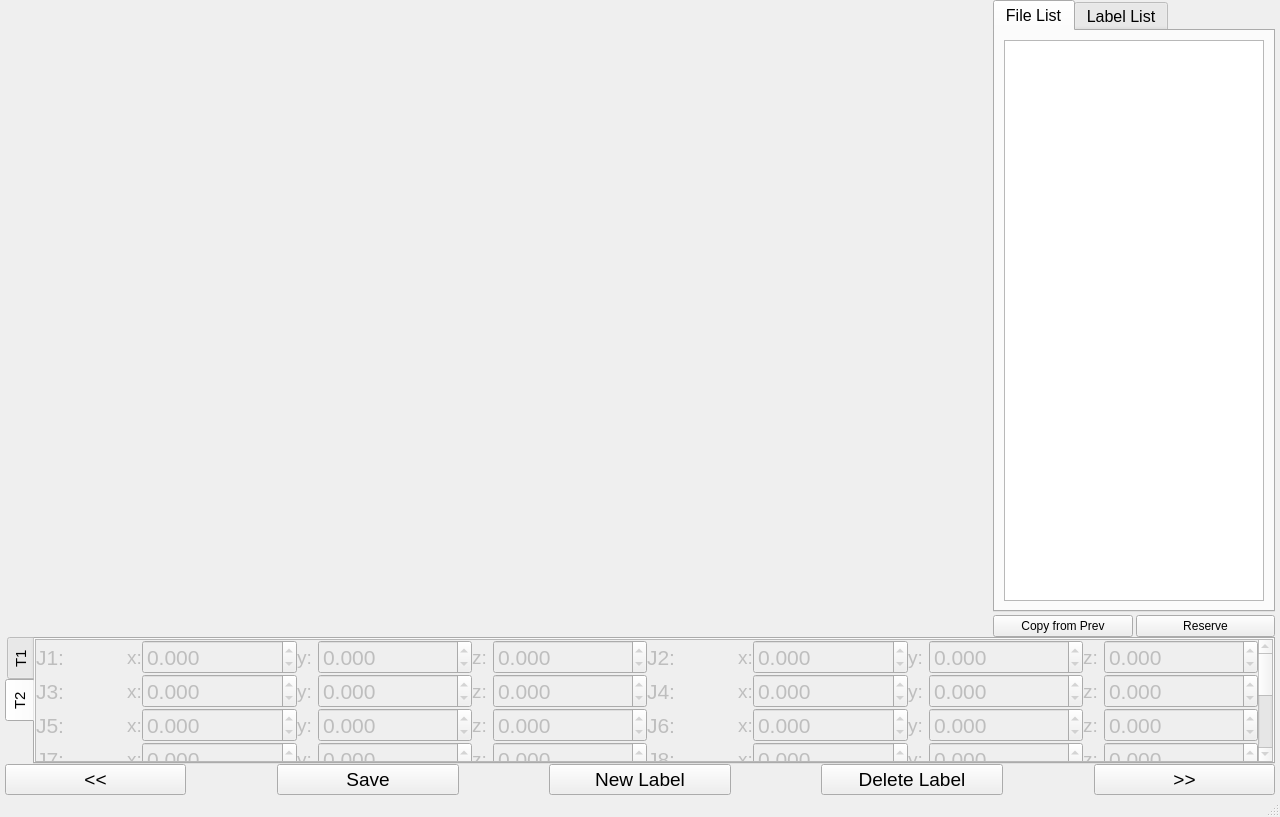
Old version of the form pcl_labeller.ui in the repository lesterlo/PointCloud-Object-Labeller.
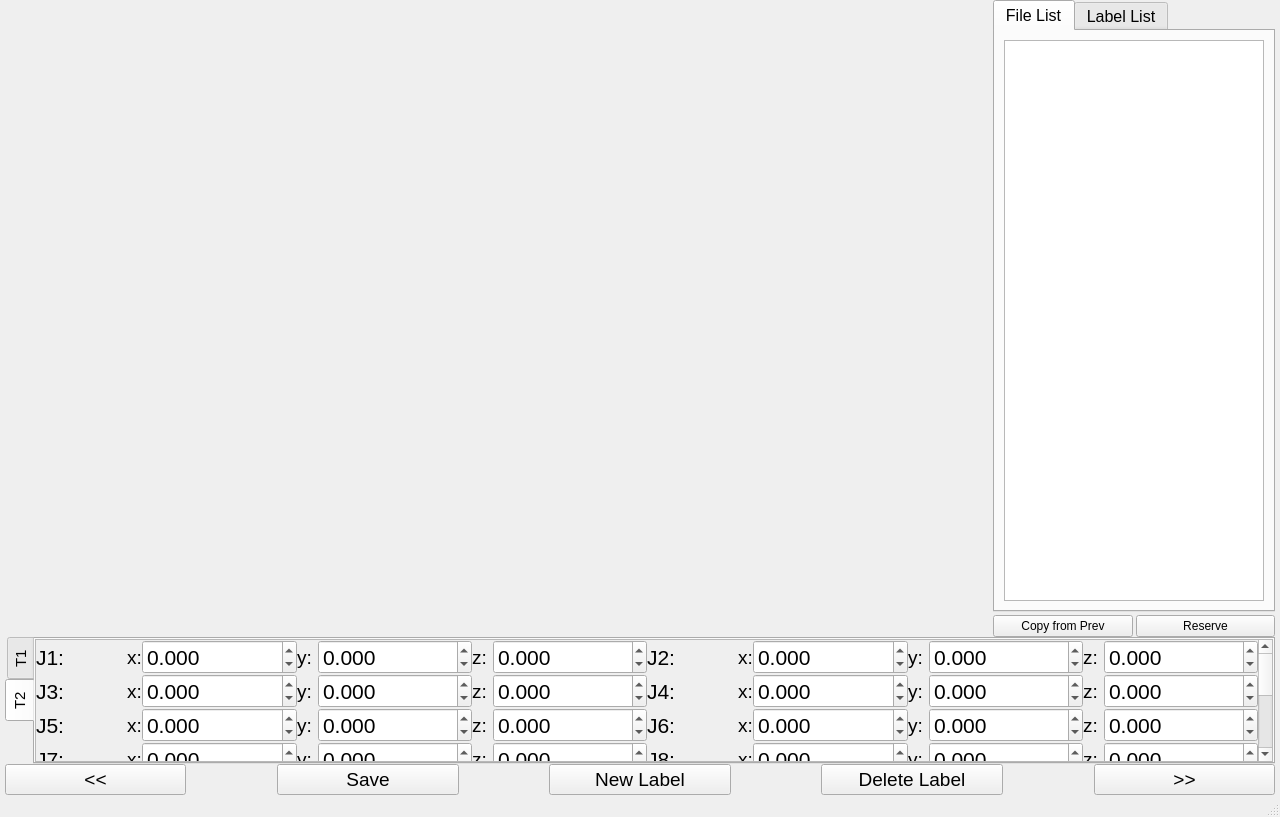
New version of the form. The open tabs and pages were chosen to show the change. Custom widgets are drawn as their Qt base class.

Commit message: Update .ui content's name

Patch:
```diff
--- a/pcl_labeller.ui
+++ b/pcl_labeller.ui
@@ -143,6 +143,9 @@
       </item>
       <item>
        <widget class="QTabWidget" name="tabWidget">
+        <property name="enabled">
+         <bool>true</bool>
+        </property>
         <property name="sizePolicy">
          <sizepolicy hsizetype="Expanding" vsizetype="Expanding">
           <horstretch>0</horstretch>
@@ -620,7 +623,7 @@
         </widget>
         <widget class="QWidget" name="tab_6">
          <property name="enabled">
-          <bool>false</bool>
+          <bool>true</bool>
          </property>
          <attribute name="title">
           <string>T2</string>
@@ -655,7 +658,7 @@
                <property name="geometry">
                 <rect>
                  <x>0</x>
-                 <y>0</y>
+                 <y>-215</y>
                  <width>1209</width>
                  <height>360</height>
                 </rect>
```
Left out of the diff: 98 changed lines with no effect on the pictures.
